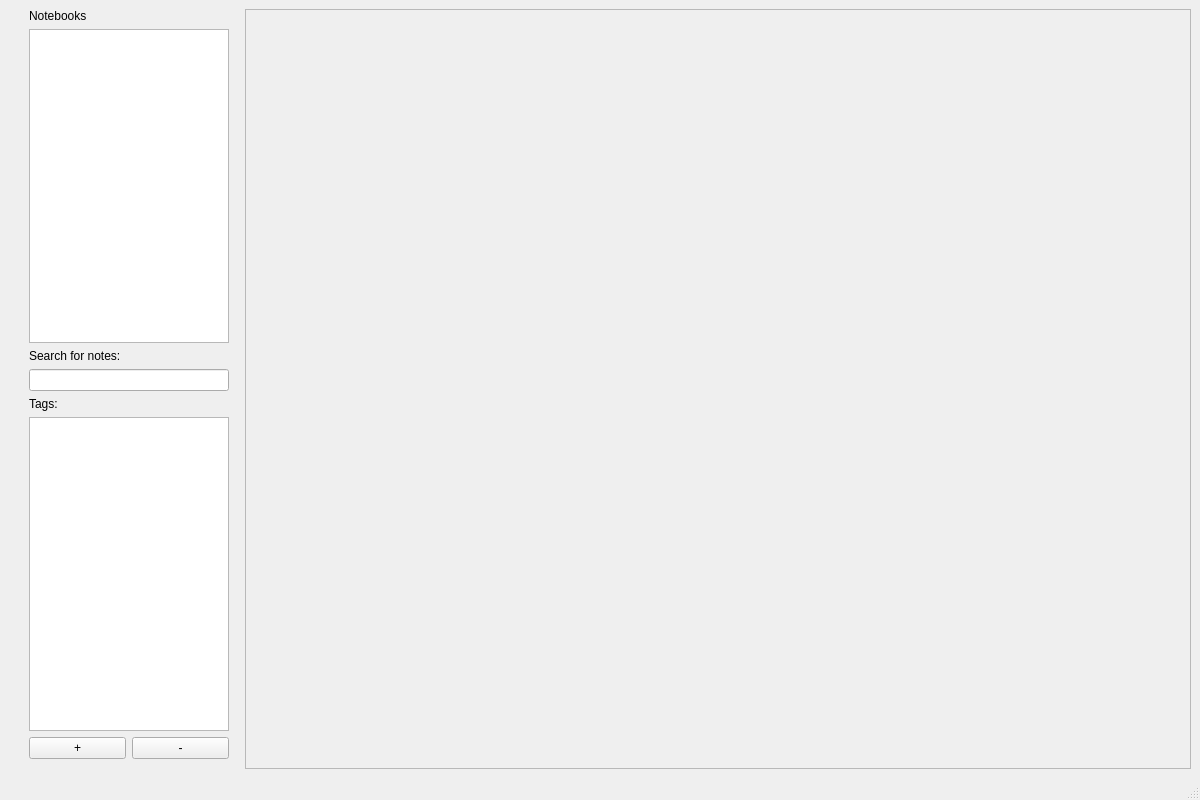
First picture: the form in mainwindow.ui, repository liusiqi43/Notability, before the edit.
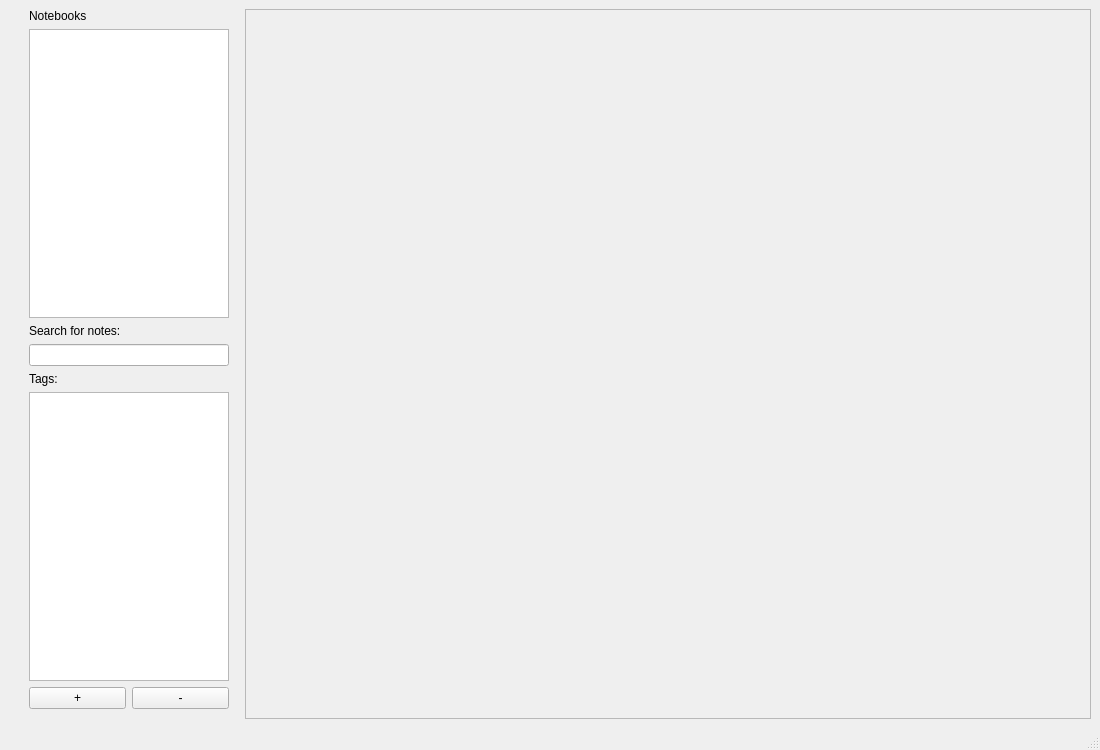
Second picture: the form after the edit. Icons and pictures are not drawn.

What changed in the file:
```diff
--- a/mainwindow.ui
+++ b/mainwindow.ui
@@ -6,8 +6,8 @@
    <rect>
     <x>0</x>
     <y>0</y>
-    <width>1200</width>
-    <height>800</height>
+    <width>1100</width>
+    <height>750</height>
    </rect>
   </property>
   <property name="windowTitle">
@@ -151,8 +151,8 @@
             <rect>
              <x>0</x>
              <y>0</y>
-             <width>578</width>
-             <height>717</height>
+             <width>548</width>
+             <height>679</height>
             </rect>
            </property>
           </widget>
```
Left out of the diff: 4 changed lines with no effect on the pictures.
